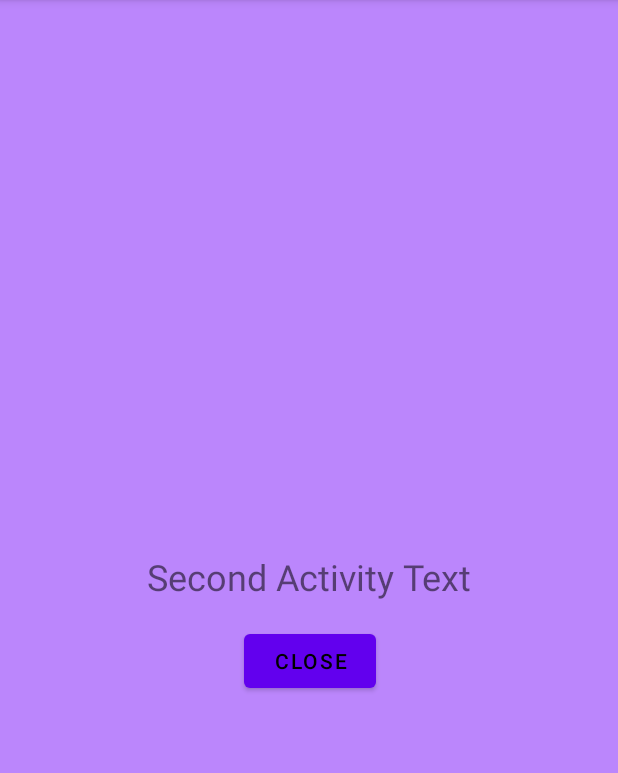
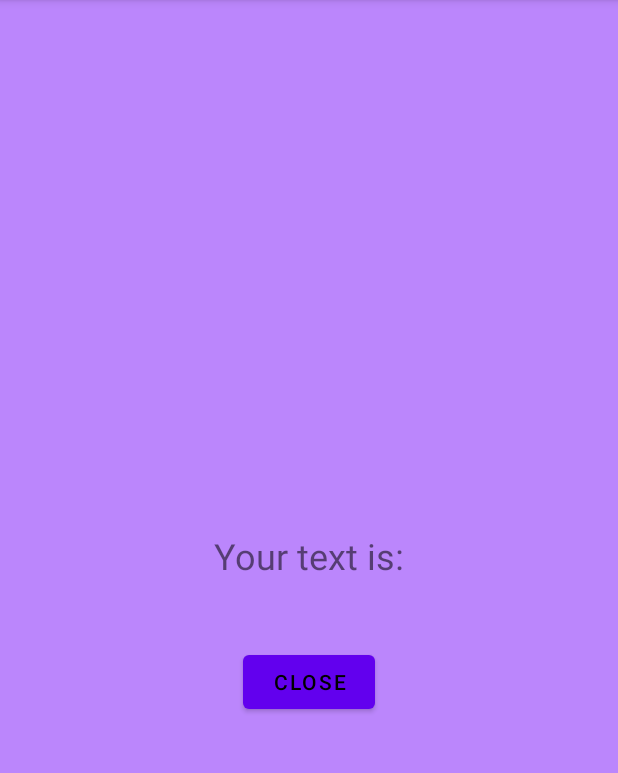
Before and after one commit to froggyman6000/EmptyApplication, an Android app: the screen it shows after launch (SecondActivity), after a tap on "OPEN", on a phone screen of 412 x 824 dp, the part 84-857 px from its top. Run offline under Robolectric (Android 15) with nearby library versions, the phone set to English and light mode, and no system bars.

```diff
--- a/app/src/main/java/lt/justinas/emptyapplication/MainActivity.kt
+++ b/app/src/main/java/lt/justinas/emptyapplication/MainActivity.kt
@@ -12,13 +12,12 @@ import androidx.lifecycle.lifecycleScope
 import kotlinx.coroutines.delay
 import kotlinx.coroutines.launch
 
-
+const val TAG = "myMessages"
 class MainActivity : AppCompatActivity() {
     override fun onCreate(savedInstanceState: Bundle?) {
         super.onCreate(savedInstanceState)
         setContentView(R.layout.activity_main)
 
-        val TAG = "myMessages"
         val myTextView: TextView = findViewById(R.id.myTextView)
         val openButton: Button = findViewById(R.id.buttonOpen)
         val mainEditText: EditText = findViewById(R.id.mainEditText)
@@ -38,8 +37,10 @@ class MainActivity : AppCompatActivity() {
         }
 
         openButton.setOnClickListener {
+            val message = mainEditText.text.toString()
             Log.i(TAG, "onCreate: openButton was clicked")
-            val openIntent: Intent = Intent(this, SecondActivity::class.java)
+            val openIntent = Intent(this, SecondActivity::class.java)
+            openIntent.putExtra("message_key", message)
             startActivity(openIntent)
         }
     }
--- a/app/src/main/java/lt/justinas/emptyapplication/SecondActivity.kt
+++ b/app/src/main/java/lt/justinas/emptyapplication/SecondActivity.kt
@@ -10,10 +10,11 @@ class SecondActivity : AppCompatActivity() {
         super.onCreate(savedInstanceState)
         setContentView(R.layout.activity_second)
 
+        val message = intent.getStringExtra("message_key")
         val secondTextView: TextView = findViewById(R.id.secondTextView)
         val secondButton: Button = findViewById(R.id.secondButton)
 
-        secondTextView.text = getString(R.string.secondActivityText)
+        secondTextView.text = getString(R.string.secondActivityText) + "\n" + message
         secondButton.text = getString(R.string.secondButtonText)
 
         secondButton.setOnClickListener {
--- a/app/src/main/res/layout/activity_main.xml
+++ b/app/src/main/res/layout/activity_main.xml
@@ -24,6 +24,8 @@
         android:id="@+id/mainEditText"
         android:layout_width="match_parent"
         android:layout_height="wrap_content"
+        android:inputType="text"
+        android:textColor="@color/black"
         app:layout_constraintBottom_toTopOf="@+id/buttonOpen"
         app:layout_constraintTop_toBottomOf="@+id/myTextView"
         android:tooltipText="Enter text here"
--- a/app/src/main/res/values/strings.xml
+++ b/app/src/main/res/values/strings.xml
@@ -3,6 +3,6 @@
     <string name="sayHello">Hi there!</string>
     <string name="secondMessage">Changed text</string>
     <string name="MainActivity_buttonOpen">Open</string>
-    <string name="secondActivityText">Second Activity Text</string>
+    <string name="secondActivityText">Your text is: </string>
     <string name="secondButtonText">Close</string>
 </resources>
```
